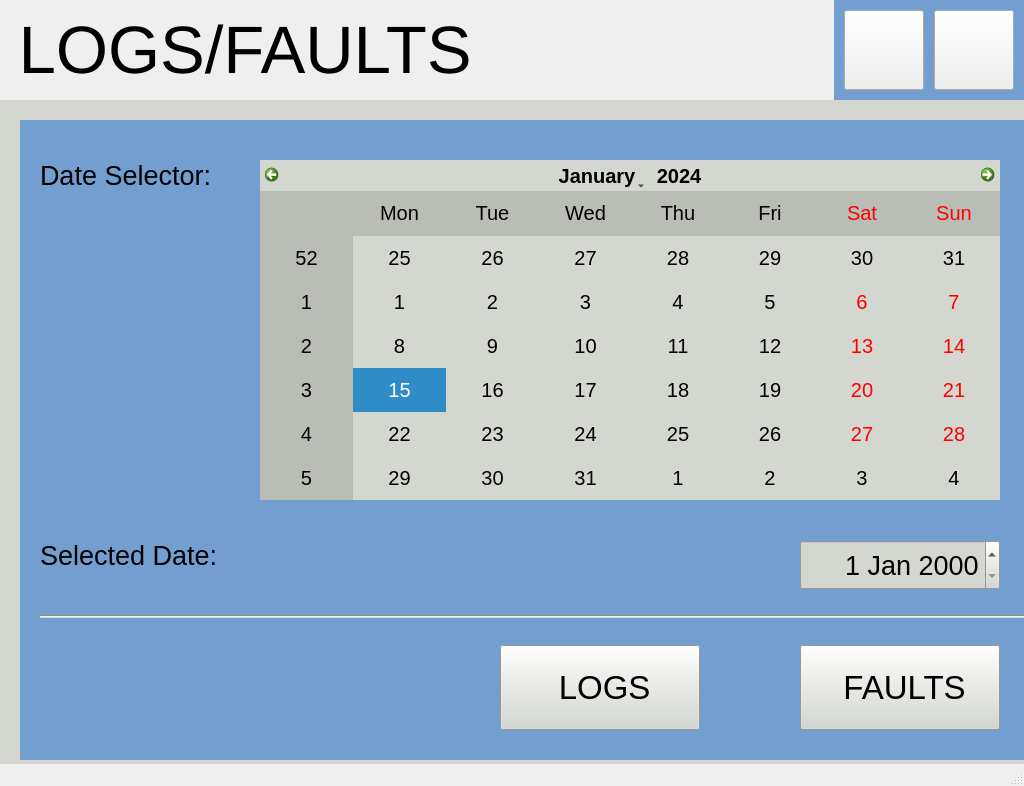
Above: logswindow.ui from kartikeya8973/emu_hmi_app before the change. Below: the same form after it.
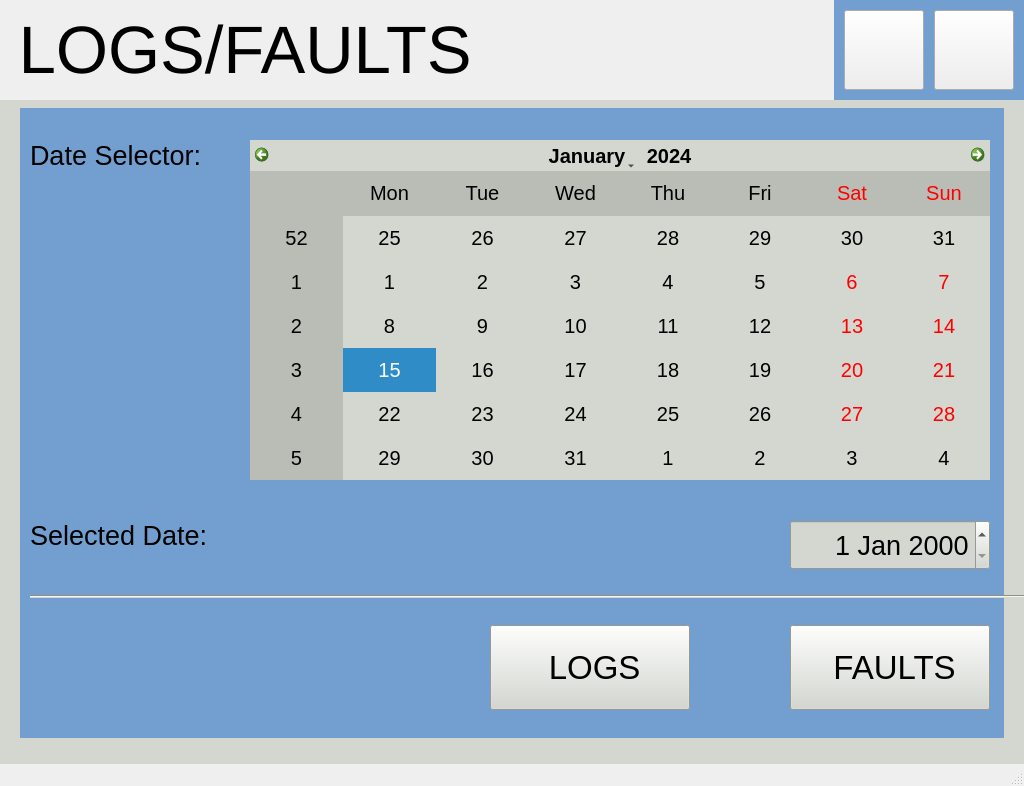
That is the form after the change. Icons and pictures are not drawn.

Patch:
```diff
--- a/logswindow.ui
+++ b/logswindow.ui
@@ -31,9 +31,9 @@
       <property name="geometry">
        <rect>
         <x>20</x>
-        <y>20</y>
-        <width>1024</width>
-        <height>640</height>
+        <y>8</y>
+        <width>984</width>
+        <height>630</height>
        </rect>
       </property>
       <property name="font">
@@ -54,8 +54,8 @@
      <widget class="QCalendarWidget" name="calendar">
       <property name="geometry">
        <rect>
-        <x>260</x>
-        <y>60</y>
+        <x>250</x>
+        <y>40</y>
         <width>740</width>
         <height>340</height>
        </rect>
@@ -76,8 +76,8 @@
      <widget class="QDateEdit" name="dateEdit">
       <property name="geometry">
        <rect>
-        <x>800</x>
-        <y>440</y>
+        <x>790</x>
+        <y>420</y>
         <width>200</width>
         <height>50</height>
        </rect>
@@ -94,8 +94,8 @@
      <widget class="QLabel" name="label_currentdate">
       <property name="geometry">
        <rect>
-        <x>40</x>
-        <y>440</y>
+        <x>30</x>
+        <y>420</y>
         <width>200</width>
         <height>50</height>
        </rect>
@@ -120,8 +120,8 @@
      <widget class="QPushButton" name="pushButton_openLogs">
       <property name="geometry">
        <rect>
-        <x>500</x>
-        <y>545</y>
+        <x>490</x>
+        <y>525</y>
         <width>200</width>
         <height>85</height>
        </rect>
@@ -150,8 +150,8 @@
      <widget class="QLabel" name="label_dateselector">
       <property name="geometry">
        <rect>
-        <x>40</x>
-        <y>60</y>
+        <x>30</x>
+        <y>40</y>
         <width>200</width>
         <height>50</height>
        </rect>
@@ -176,8 +176,8 @@
      <widget class="Line" name="line">
       <property name="geometry">
        <rect>
-        <x>40</x>
-        <y>515</y>
+        <x>30</x>
+        <y>495</y>
         <width>1120</width>
         <height>3</height>
        </rect>
@@ -189,8 +189,8 @@
      <widget class="QPushButton" name="pushButton_openfaults">
       <property name="geometry">
        <rect>
-        <x>800</x>
-        <y>545</y>
+        <x>790</x>
+        <y>525</y>
         <width>200</width>
         <height>85</height>
        </rect>
```
Left out of the diff: 16 changed lines with no effect on the pictures.
